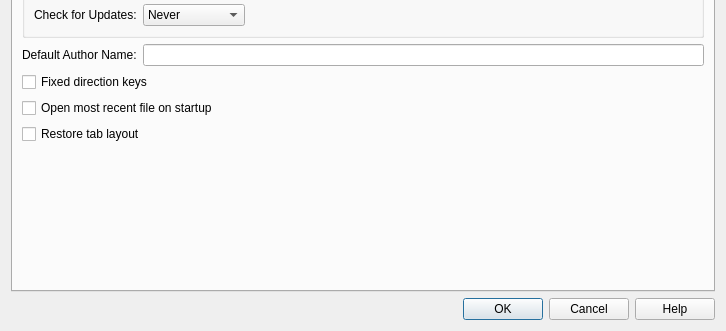
nathaneltitane/studworx, file qt/lc_qpreferencesdialog.ui: the form before one commit; both pictures show x 0 to 726 and y 309 to 640 of the 726 by 640 pixel window.
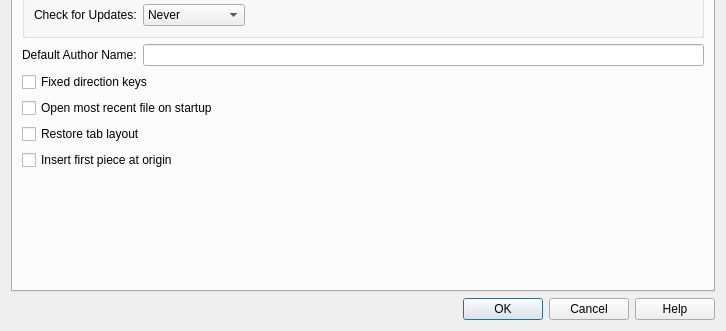
The form after the commit. Icons and pictures are not drawn.

Commit message:
Add an option to insert the first piece at the origin
Add an "Insert first piece at origin" preference (off by default), a Piece menu toggle and a Piece.ToggleFirstPieceAtOrigin command. When enabled, the first piece of an empty model is placed at 0, 0, 0 instead of where it is dropped.

```diff
--- a/qt/lc_qpreferencesdialog.ui
+++ b/qt/lc_qpreferencesdialog.ui
@@ -413,6 +413,16 @@
          </property>
         </widget>
        </item>
+       <item row="15" column="0" colspan="2">
+        <widget class="QCheckBox" name="FirstPieceAtOrigin">
+         <property name="toolTip">
+          <string>Place the first piece of an empty model at 0, 0, 0 instead of where it is dropped.</string>
+         </property>
+         <property name="text">
+          <string>Insert first piece at origin</string>
+         </property>
+        </widget>
+       </item>
       </layout>
      </widget>
      <widget class="QWidget" name="tabRendering">
```
Left out of the diff: 1 changed line with no effect on the pictures. The commit also changes 11 other files.
